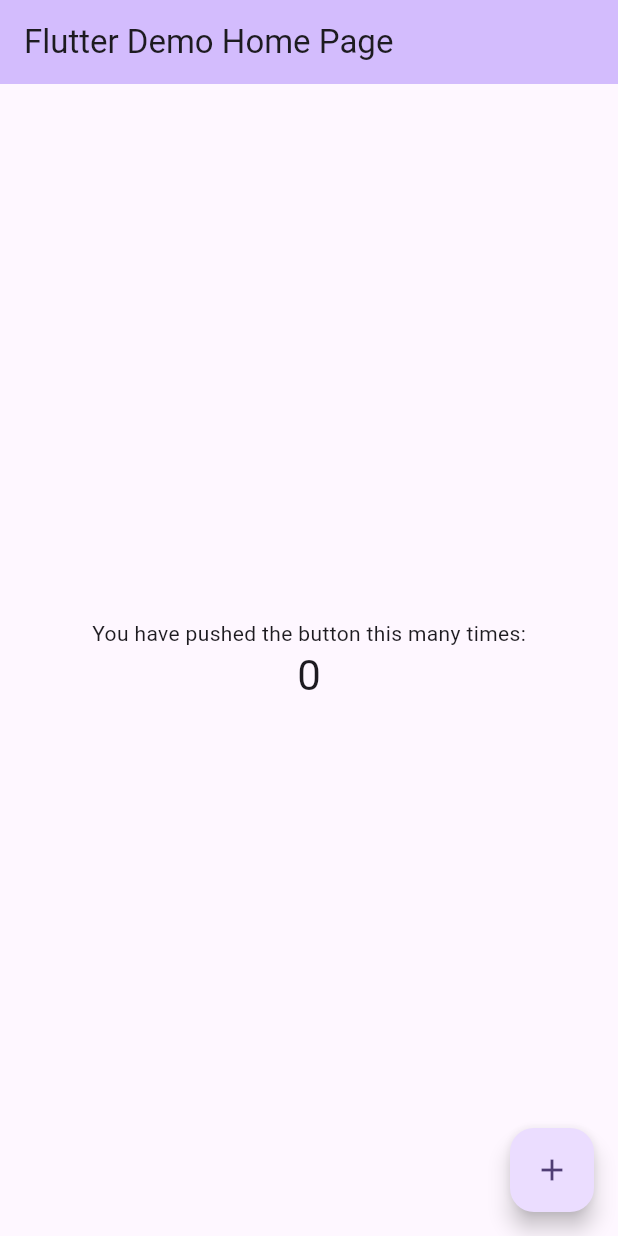
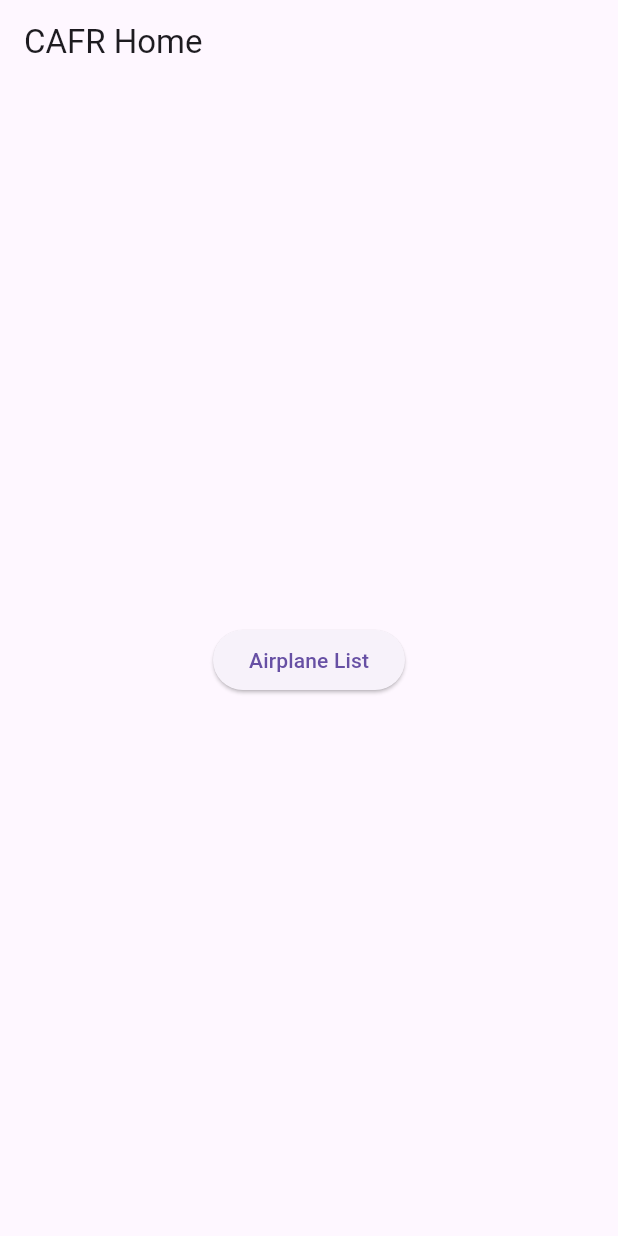
Before and after one commit to 1985MuhammedOzturk/MobileGroupProject, a Flutter app: the screen it shows after launch, on a phone screen of 412 x 824 dp. Run offline on Flutter 3.47's test engine with Material 3 defaults, Android fonts, the light colour scheme and no system bars.

```diff
--- a/CAFR/lib/main.dart
+++ b/CAFR/lib/main.dart
@@ -1,125 +1,49 @@
 import 'package:flutter/material.dart';
+import 'airplane_list_page.dart';
 
 void main() {
-  runApp(const MyApp());
+  runApp(CAFR());
 }
-
-class MyApp extends StatelessWidget {
-  const MyApp({super.key});
-
-  // This widget is the root of your application.
+//author Muhammed Ozturk
+class CAFR extends StatelessWidget {
   @override
   Widget build(BuildContext context) {
     return MaterialApp(
-      title: 'Flutter Demo',
+      title: 'CAFR',
       theme: ThemeData(
-        // This is the theme of your application.
-        //
-        // TRY THIS: Try running your application with "flutter run". You'll see
-        // the application has a purple toolbar. Then, without quitting the app,
-        // try changing the seedColor in the colorScheme below to Colors.green
-        // and then invoke "hot reload" (save your changes or press the "hot
-        // reload" button in a Flutter-supported IDE, or press "r" if you used
-        // the command line to start the app).
-        //
-        // Notice that the counter didn't reset back to zero; the application
-        // state is not lost during the reload. To reset the state, use hot
-        // restart instead.
-        //
-        // This works for code too, not just values: Most code changes can be
-        // tested with just a hot reload.
-        colorScheme: ColorScheme.fromSeed(seedColor: Colors.deepPurple),
-        useMaterial3: true,
+        primarySwatch: Colors.blue,
       ),
-      home: const MyHomePage(title: 'Flutter Demo Home Page'),
+      initialRoute: '/',
+      routes: {
+        '/': (context) => HomePage(),
+        '/airplanes': (context) => AirplaneListPage(),
+        // Add routes for other parts if needed
+      },
     );
   }
 }
 
-class MyHomePage extends StatefulWidget {
-  const MyHomePage({super.key, required this.title});
-
-  // This widget is the home page of your application. It is stateful, meaning
-  // that it has a State object (defined below) that contains fields that affect
-  // how it looks.
-
-  // This class is the configuration for the state. It holds the values (in this
-  // case the title) provided by the parent (in this case the App widget) and
-  // used by the build method of the State. Fields in a Widget subclass are
-  // always marked "final".
-
-  final String title;
-
-  @override
-  State<MyHomePage> createState() => _MyHomePageState();
-}
-
-class _MyHomePageState extends State<MyHomePage> {
-  int _counter = 0;
-
-  void _incrementCounter() {
-    setState(() {
-      // This call to setState tells the Flutter framework that something has
-      // changed in this State, which causes it to rerun the build method below
-      // so that the display can reflect the updated values. If we changed
-      // _counter without calling setState(), then the build method would not be
-      // called again, and so nothing would appear to happen.
-      _counter++;
-    });
-  }
-
+class HomePage extends StatelessWidget {
   @override
   Widget build(BuildContext context) {
-    // This method is rerun every time setState is called, for instance as done
-    // by the _incrementCounter method above.
-    //
-    // The Flutter framework has been optimized to make rerunning build methods
-    // fast, so that you can just rebuild anything that needs updating rather
-    // than having to individually change instances of widgets.
     return Scaffold(
       appBar: AppBar(
-        // TRY THIS: Try changing the color here to a specific color (to
-        // Colors.amber, perhaps?) and trigger a hot reload to see the AppBar
-        // change color while the other colors stay the same.
-        backgroundColor: Theme.of(context).colorScheme.inversePrimary,
-        // Here we take the value from the MyHomePage object that was created by
-        // the App.build method, and use it to set our appbar title.
-        title: Text(widget.title),
+        title: Text('CAFR Home'),
       ),
       body: Center(
-        // Center is a layout widget. It takes a single child and positions it
-        // in the middle of the parent.
         child: Column(
-          // Column is also a layout widget. It takes a list of children and
-          // arranges them vertically. By default, it sizes itself to fit its
-          // children horizontally, and tries to be as tall as its parent.
-          //
-          // Column has various properties to control how it sizes itself and
-          // how it positions its children. Here we use mainAxisAlignment to
-          // center the children vertically; the main axis here is the vertical
-          // axis because Columns are vertical (the cross axis would be
-          // horizontal).
-          //
-          // TRY THIS: Invoke "debug painting" (choose the "Toggle Debug Paint"
-          // action in the IDE, or press "p" in the console), to see the
-          // wireframe for each widget.
           mainAxisAlignment: MainAxisAlignment.center,
           children: <Widget>[
-            const Text(
-              'You have pushed the button this many times:',
+            ElevatedButton(
+              onPressed: () {
+                Navigator.pushNamed(context, '/airplanes');
+              },
+              child: Text('Airplane List'),
             ),
-            Text(
-              '$_counter',
-              style: Theme.of(context).textTheme.headlineMedium,
-            ),
+            // Add buttons for other parts if needed
           ],
         ),
       ),
-      floatingActionButton: FloatingActionButton(
-        onPressed: _incrementCounter,
-        tooltip: 'Increment',
-        child: const Icon(Icons.add),
-      ), // This trailing comma makes auto-formatting nicer for build methods.
     );
   }
 }
```
Also changed, not shown: CAFR/lib/add_airplane_page.dart (added, +79 -0 lines), CAFR/lib/airplane_list_page.dart (added, +37 -0 lines), CAFR/lib/welcome_page.dart (added, +48 -0 lines), 1 other file.
